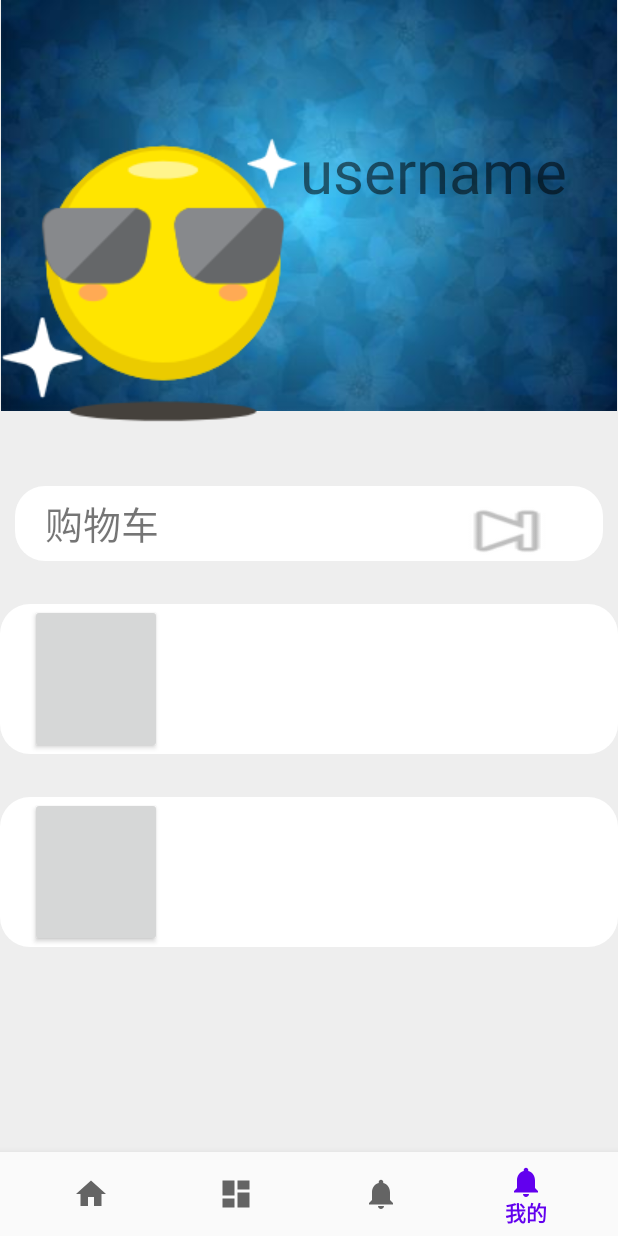
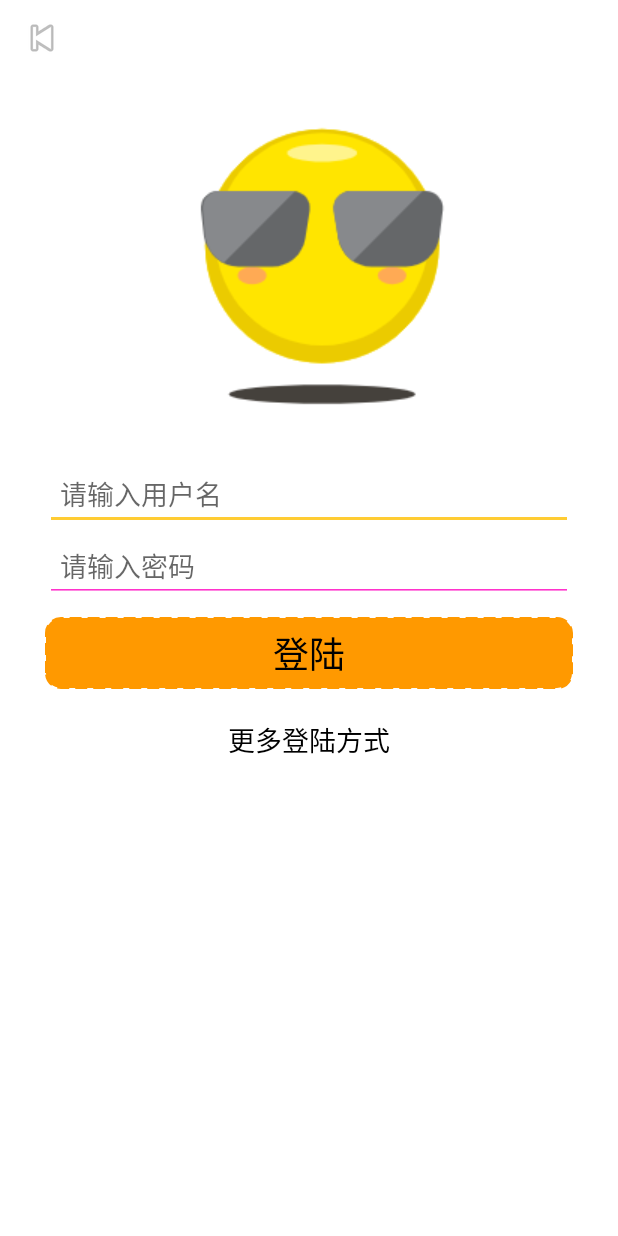
Before and after one commit to kirito0206/OnlineMarket, an Android app: the screen it shows after launch (MainActivity before the commit, LoginActivity after it), item 4 of the bottom bar chosen, on a phone screen of 412 x 824 dp. Run offline under Robolectric (Android 15) with nearby library versions, the light colour scheme and no system bars; our stand-ins replace data binding, navigation-ui; libraries missing offline, so code that uses them is left out: com.nostra13.universalimageloader; 13 statements that could not run were skipped.

Commit message:
login complete

```diff
--- a/app/src/main/AndroidManifest.xml
+++ b/app/src/main/AndroidManifest.xml
@@ -25,6 +25,7 @@
             </intent-filter>
         </activity>
         <activity android:name=".ui.MainActivity"/>
+        <activity android:name=".ui.LoginActivity"/>
     </application>
 
 </manifest>
--- a/app/src/main/java/com/example/onlinemarket/model/network/services/UserService.kt
+++ b/app/src/main/java/com/example/onlinemarket/model/network/services/UserService.kt
@@ -9,7 +9,7 @@ interface UserService {
 
     @FormUrlEncoded
     @POST("login")
-    suspend fun login(@Field("name") name : String, @Field("password") password : String) : CommonResponse
+    suspend fun login(@Field("username") name : String, @Field("password") password : String) : CommonResponse
 
     @FormUrlEncoded
     @POST("logout")
--- a/app/src/main/java/com/example/onlinemarket/ui/LoginActivity.kt
+++ b/app/src/main/java/com/example/onlinemarket/ui/LoginActivity.kt
@@ -1,14 +1,31 @@
 package com.example.onlinemarket.ui
 
+import android.database.DatabaseUtils
 import android.os.Bundle
 import android.os.PersistableBundle
+import android.view.LayoutInflater
+import android.view.ViewGroup
 import androidx.appcompat.app.AppCompatActivity
+import androidx.databinding.DataBindingUtil
+import androidx.lifecycle.ViewModelProviders
 import com.example.onlinemarket.R
+import com.example.onlinemarket.databinding.ActivityLoginBinding
+import com.example.onlinemarket.databinding.FragmentUserBinding
+import com.example.onlinemarket.ui.user.UserViewModel
+import kotlinx.android.synthetic.main.activity_main.*
+import java.util.zip.Inflater
 
 class LoginActivity: AppCompatActivity() {
+    private lateinit var userBinding : ActivityLoginBinding
+    private lateinit var userViewModel: UserViewModel
 
     override fun onCreate(savedInstanceState: Bundle?) {
         super.onCreate(savedInstanceState)
-        setContentView(R.layout.activity_login)
+        userViewModel =
+                ViewModelProviders.of(this).get(UserViewModel::class.java)
+        userBinding = DataBindingUtil.inflate(layoutInflater,R.layout.activity_login,container,false)
+        userBinding.data = userViewModel
+        userBinding.lifecycleOwner = this
+        setContentView(userBinding.root)
     }
 }
--- a/app/src/main/java/com/example/onlinemarket/ui/MainActivity.kt
+++ b/app/src/main/java/com/example/onlinemarket/ui/MainActivity.kt
@@ -1,10 +1,13 @@
 package com.example.onlinemarket.ui
 
+import android.app.StatusBarManager
 import android.content.Context
 import android.content.res.Resources
 import android.graphics.Color
 import android.os.Build
 import android.os.Bundle
+import android.provider.VoicemailContract
+import android.service.notification.StatusBarNotification
 import android.view.View
 import android.view.Window
 import android.view.WindowManager
@@ -36,39 +39,42 @@ class MainActivity : AppCompatActivity() {
 //        setupActionBarWithNavController(navController, appBarConfiguration)
         navView.setupWithNavController(navController)
 
-        setStatusBar(window,false)
+        //setStatusBar(window,false)
+        steepStatusBar()
+
     }
 
-    //解决状态栏灰色遮罩
-    //isLight参数，如果为true，就将状态栏的图标和文本设置成黑色。为false, 就变成白色。
-    fun setStatusBar(window: Window, isLight: Boolean) {
+    fun steepStatusBar() {
 
-        if (Build.VERSION.SDK_INT >= Build.VERSION_CODES.M) {
-            if (isLight) {
-                window.clearFlags(
-                        WindowManager.LayoutParams.FLAG_TRANSLUCENT_STATUS
-                                or WindowManager.LayoutParams.FLAG_TRANSLUCENT_NAVIGATION
-                )
 
-                window.decorView.systemUiVisibility = (View.SYSTEM_UI_FLAG_LAYOUT_FULLSCREEN
-                        or View.SYSTEM_UI_FLAG_LAYOUT_STABLE
-                        or View.SYSTEM_UI_FLAG_LIGHT_STATUS_BAR)
-            } else {
-                window.clearFlags(
-                        WindowManager.LayoutParams.FLAG_TRANSLUCENT_STATUS
-                                or WindowManager.LayoutParams.FLAG_TRANSLUCENT_NAVIGATION
-                                or View.SYSTEM_UI_FLAG_LIGHT_STATUS_BAR
-                )
-                window.decorView.systemUiVisibility = (View.SYSTEM_UI_FLAG_LAYOUT_FULLSCREEN
-                        or View.SYSTEM_UI_FLAG_LAYOUT_STABLE)
+        var release=android.os.Build.MODEL
+        if (release!=null){
+            if (release.contains("HUAWEI")){
+                var  window = window
+                window.addFlags(WindowManager.LayoutParams.FLAG_TRANSLUCENT_STATUS)
             }
 
-            window.addFlags(WindowManager.LayoutParams.FLAG_DRAWS_SYSTEM_BAR_BACKGROUNDS)
-            window.statusBarColor = Color.TRANSPARENT
-        } else if (Build.VERSION.SDK_INT >= Build.VERSION_CODES.LOLLIPOP) {
-            window.statusBarColor = Color.BLACK
         }
 
-        var height = resources.getIdentifier("status_bar_height", "dimen", "android")
+        if (Build.VERSION.SDK_INT >= Build.VERSION_CODES.KITKAT) {
+            if (Build.VERSION.SDK_INT >= Build.VERSION_CODES.LOLLIPOP) {
+                //5.x开始需要把颜色设置透明，否则导航栏会呈现系统默认的浅灰色
+                var  window = window
+                var  decorView = window.decorView
+                //两个 flag 要结合使用，表示让应用的主体内容占用系统状态栏的空间
+                var option = View.SYSTEM_UI_FLAG_LAYOUT_FULLSCREEN
+                decorView.systemUiVisibility = option
+                window.addFlags(WindowManager.LayoutParams.FLAG_DRAWS_SYSTEM_BAR_BACKGROUNDS)
+                window.statusBarColor = Color.TRANSPARENT
+            } else {
+                var  window = window
+                var attributes = window.attributes
+                var  flagTranslucentStatus = WindowManager.LayoutParams.FLAG_TRANSLUCENT_STATUS
+                var  flagTranslucentNavigation = WindowManager.LayoutParams.FLAG_TRANSLUCENT_NAVIGATION
+                attributes.flags = flagTranslucentStatus
+                attributes.flags = flagTranslucentNavigation
+                window.attributes = attributes
+            }
+        }
     }
 }
--- a/app/src/main/java/com/example/onlinemarket/ui/user/UserFragment.kt
+++ b/app/src/main/java/com/example/onlinemarket/ui/user/UserFragment.kt
@@ -1,5 +1,7 @@
 package com.example.onlinemarket.ui.user
 
+import android.app.Activity
+import android.content.Intent
 import android.os.Bundle
 import android.view.LayoutInflater
 import android.view.View
@@ -9,6 +11,8 @@ import androidx.fragment.app.Fragment
 import androidx.lifecycle.ViewModelProviders
 import com.example.onlinemarket.R
 import com.example.onlinemarket.databinding.FragmentUserBinding
+import com.example.onlinemarket.ui.LoginActivity
+import com.example.onlinemarket.utils.SPUtils
 
 class UserFragment : Fragment() {
 
@@ -25,6 +29,10 @@ class UserFragment : Fragment() {
         userBinding = DataBindingUtil.inflate(inflater,R.layout.fragment_user,container,false)
         userBinding.data = userViewModel
         userBinding.lifecycleOwner = this
+        if (SPUtils.account.toString() == ""){
+            val intent = Intent(context, LoginActivity::class.java)
+            this.startActivity(intent)
+        }
         return userBinding.root
     }
 }
--- a/app/src/main/res/layout/activity_login.xml
+++ b/app/src/main/res/layout/activity_login.xml
@@ -1,9 +1,18 @@
 <?xml version="1.0" encoding="utf-8"?>
-<LinearLayout xmlns:android="http://schemas.android.com/apk/res/android"
+<layout xmlns:android="http://schemas.android.com/apk/res/android">
+
+    <data>
+        <variable
+            name="data"
+            type="com.example.onlinemarket.ui.user.UserViewModel" />
+    </data>
+
+    <LinearLayout
         android:layout_width="match_parent"
         android:layout_height="match_parent"
         android:background="#ffffff"
         android:orientation="vertical">
+
         <Toolbar
             android:layout_width="match_parent"
             android:layout_height="40dp"
@@ -41,7 +50,8 @@
                 android:layout_height="wrap_content"
                 android:layout_marginLeft="30dp"
                 android:layout_marginRight="30dp"
-            android:theme="@style/MyEditText"/>
+                android:theme="@style/MyEditText"
+                android:text="@={data.userName}"/>
 
             <EditText
                 android:id="@+id/password_et"
@@ -52,19 +62,21 @@
                 android:layout_height="wrap_content"
                 android:layout_marginLeft="30dp"
                 android:layout_marginRight="30dp"
-            android:theme="@style/MyEditText" />
+                android:theme="@style/MyEditText"
+                android:text="@={data.passWord}"/>
 
             <Button
                 android:id="@+id/login_btn"
                 android:layout_width="match_parent"
                 android:layout_height="wrap_content"
+                android:layout_marginLeft="30dp"
+                android:layout_marginTop="10dp"
+                android:layout_marginRight="30dp"
+                android:background="@drawable/selector_btn"
+                android:onClick="@{(view)->data.loadDatas(view)}"
                 android:text="登陆"
-            android:textSize="24sp"
                 android:textColor="#000000"
-            android:layout_marginTop="10dp"
-            android:layout_marginLeft="30dp"
-            android:layout_marginRight="30dp"
-            android:background="@drawable/selector_btn"/>
+                android:textSize="24sp" />
 
         </LinearLayout>
 
@@ -83,3 +95,4 @@
         </RelativeLayout>
 
     </LinearLayout>
+</layout>
--- a/app/src/main/res/layout/fragment_user.xml
+++ b/app/src/main/res/layout/fragment_user.xml
@@ -19,10 +19,8 @@
             android:id="@+id/background_user"
             android:layout_width="wrap_content"
             android:layout_height="274dp"
-            android:src="@drawable/user_background"
-            app:layout_constraintTop_toTopOf="parent"
-            tools:ignore="MissingConstraints"
-            tools:layout_editor_absoluteX="0dp" />
+            android:background="@drawable/user_background"
+            tools:ignore="MissingConstraints" />
 
         <androidx.appcompat.widget.Toolbar
             android:id="@+id/toolbar_user"
@@ -50,16 +48,16 @@
             <TextView
                 android:layout_width="wrap_content"
                 android:layout_height="wrap_content"
-                android:text="username"
-                username="@{data.username}"
+                android:text="@{data.userName}"
                 android:textSize="40sp"/>
         </LinearLayout>
 
         <LinearLayout
+            android:id="@+id/linearLayout2"
+            android:layout_width="match_parent"
+            android:layout_height="50dp"
             android:layout_marginLeft="10dp"
             android:layout_marginRight="10dp"
-            android:layout_width="match_parent"
-            android:layout_height="50dp"
             android:background="@drawable/background"
             android:paddingLeft="20dp"
             android:paddingRight="20dp"
@@ -68,22 +66,25 @@
             app:layout_constraintVertical_bias="0.35"
             tools:ignore="MissingConstraints"
             tools:layout_editor_absoluteX="0dp">
+
             <TextView
                 android:layout_width="wrap_content"
                 android:layout_height="match_parent"
+                android:layout_weight="1"
+                android:gravity="center_vertical"
                 android:text="购物车"
-                android:textSize="25sp"
-                android:layout_weight="1"
-                android:gravity="center_vertical"/>
+                android:textSize="25sp" />
 
             <Button
                 android:layout_width="wrap_content"
                 android:layout_height="wrap_content"
                 android:background="@android:drawable/ic_media_next"
-                android:gravity="center_vertical"/>
+                android:gravity="center_vertical" />
         </LinearLayout>
 
         <LinearLayout
+            android:layout_marginLeft="10dp"
+            android:layout_marginRight="10dp"
             android:layout_width="match_parent"
             android:layout_height="100dp"
             android:background="@drawable/background"
@@ -96,13 +97,16 @@
             tools:layout_editor_absoluteX="-13dp">
 
             <Button
+                android:id="@+id/test"
                 android:layout_width="wrap_content"
-                android:layout_height="match_parent" />
+                android:layout_height="match_parent"/>
         </LinearLayout>
 
         <LinearLayout
             android:layout_width="match_parent"
             android:layout_height="100dp"
+            android:layout_marginLeft="10dp"
+            android:layout_marginRight="10dp"
             android:background="@drawable/background"
             android:paddingLeft="20dp"
             android:paddingRight="20dp"
--- a/app/src/main/res/values/styles.xml
+++ b/app/src/main/res/values/styles.xml
@@ -18,6 +18,11 @@
         <item name="windowNoTitle">true</item>
         <item name="android:windowTranslucentStatus">true</item>
         <item name="android:windowDrawsSystemBarBackgrounds">true</item>
+        <item name="android:colorPrimaryDark">@color/colorPrimaryDark</item><!--状态栏API低于21-->
+        <item name="android:colorAccent">@color/colorAccent</item><!--强调色-->
+        <item name="android:colorPrimary">@color/colorPrimaryDark</item><!--actionbar颜色-->
+        <item name="android:statusBarColor">@color/colorPrimaryDark</item><!--高于AI21状态栏颜色-->
+        <item name="android:actionMenuTextColor">@color/colorPrimary</item><!--标题颜色和菜单颜色都会被设置-->
 
     </style>
 
```
Also changed, not shown: app/src/main/java/com/example/onlinemarket/ui/user/UserViewModel.kt (+47 -3 lines), app/src/main/res/layout/fragment_cart.xml (+7 -2 lines). Lines whose indentation alone changed are shown as unchanged.
